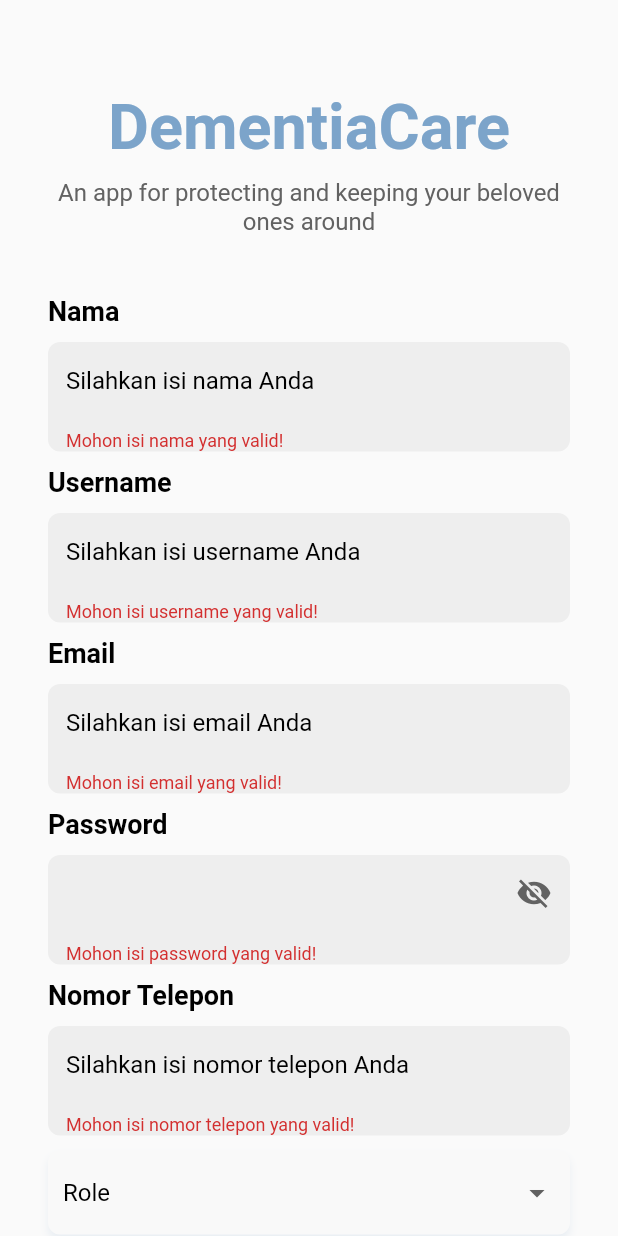
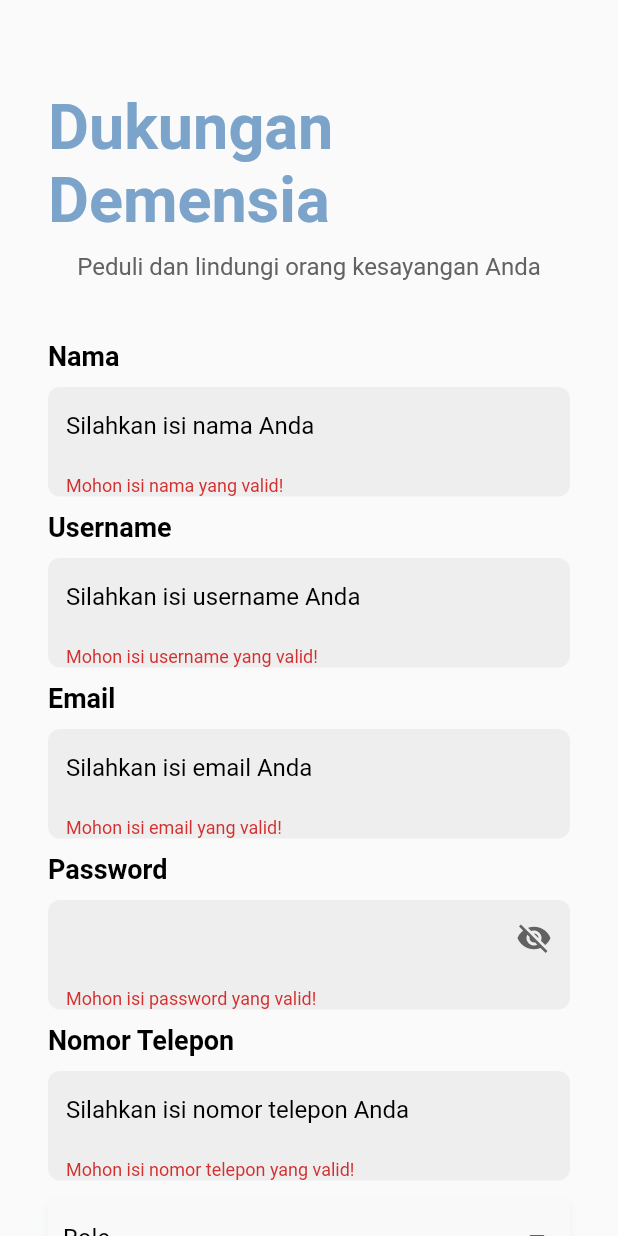
Before and after one commit to WaringWeraWanua/DukungDemensiaFE, a Flutter app: the screen it shows after launch, after a tap on "LOGIN", after a tap on "Register", after a tap on "REGISTER", on a phone screen of 412 x 824 dp. Run offline on Flutter 3.47's test engine with Material 2 defaults, Android fonts, the phone set to English and light mode, and no system bars; our stand-ins replace camera, firebase_core, firebase_storage, fluttertoast, permission_handler; missing offline and left inert: alarm; accounts and stored records are empty; network calls fail; Roboto replaces fonts that are missing (HelveticaNeue).

```diff
--- a/dukungan_demensia/lib/components/globals.dart
+++ b/dukungan_demensia/lib/components/globals.dart
@@ -4,3 +4,4 @@ String token = '';
 String id = '';
 String username = '';
 String role = '';
+String pairPhoneNumber = '';
--- a/dukungan_demensia/lib/models/auth_models.dart
+++ b/dukungan_demensia/lib/models/auth_models.dart
@@ -6,6 +6,7 @@ class User {
   String? email;
   String? name;
   String? phoneNumber;
+  String? password;
   String? role;
 
   User({
@@ -16,6 +17,7 @@ class User {
     this.email,
     this.name,
     this.phoneNumber,
+    this.password,
     this.role,
   });
 
@@ -27,6 +29,7 @@ class User {
     'email': email,
     'name': name,
     'phoneNumber': phoneNumber,
+    'password': password,
     'role': role,
   };
 
@@ -38,6 +41,7 @@ class User {
       username: json['username'] as String?,
       email: json['email'] as String?,
       name: json['name'] as String?,
+      password: json['password'] as String?,
       phoneNumber: json['phoneNumber'] as String?,
       role: json['role'] as String?,
     );
@@ -122,7 +126,7 @@ class RegisterResponseBody {
 
   factory RegisterResponseBody.fromJson(Map<String, dynamic> json) {
     return RegisterResponseBody(
-      user: json['user'] != null ? User.fromJson(json['user'] as Map<String, dynamic>) : null,
+      user: json != null ? User.fromJson(json as Map<String, dynamic>) : null,
     );
   }
 }
--- a/dukungan_demensia/lib/pages/caretaker_schedule.dart
+++ b/dukungan_demensia/lib/pages/caretaker_schedule.dart
@@ -182,13 +182,10 @@ class _DisplayPictureCaretakerState extends State<DisplayPictureCaretaker> {
     AcceptProofImageBody requestBody = AcceptProofImageBody(
       doneTime: date + "T" + time + "Z",
     );
-    print(requestBody.doneTime);
 
     final client = AcceptProofImage();
     try {
-      print("TEST");
       final response = await client.acceptProofImage(requestBody, widget.id!);
-      print(response);
       await Fluttertoast.showToast(
         msg: "Sukses menyetujui!",
         toastLength: Toast.LENGTH_LONG,
--- a/dukungan_demensia/lib/pages/edit_alarm.dart
+++ b/dukungan_demensia/lib/pages/edit_alarm.dart
@@ -111,16 +111,10 @@ class _ExampleAlarmEditScreenState extends State<ExampleAlarmEditScreen> {
         startTime: date + "T" + hour + ":" + minute + ":00.000Z",
         ringtoneType: assetAudio,
       );
-      print(requestBody);
-      print(selectedTime);
-      print(selectedTime.toString());
-      print(requestBody.startTime);
 
       final client = PostScheduleAPI();
       try {
-        print("MASUK kirim");
         final response = await client.postSchedule(requestBody);
-        print(response);
         await Fluttertoast.showToast(
           msg: "Register Successful!",
           toastLength: Toast.LENGTH_LONG,
--- a/dukungan_demensia/lib/pages/login_page.dart
+++ b/dukungan_demensia/lib/pages/login_page.dart
@@ -7,7 +7,6 @@ import 'package:flutter/material.dart';
 import 'package:fluttertoast/fluttertoast.dart';
 import '../widgets/layout/colors_layout.dart';
 import 'package:dukungan_demensia/components/globals.dart' as globals;
-import 'package:dukungan_demensia/pages/caretaker_schedule.dart';
 
 class LoginPage extends StatefulWidget {
   const LoginPage({Key? key}) : super(key: key);
@@ -47,17 +46,18 @@ class _LoginPageState extends State<LoginPage> {
         globals.id = response.user!.id!;
         globals.username = response.user!.username!;
         globals.role = response.user!.role!;
+
         await Fluttertoast.showToast(
           msg: "Login Successful!",
           toastLength: Toast.LENGTH_LONG,
           gravity: ToastGravity.CENTER,
         );
+
         if(globals.role == "PATIENT") {
           await Navigator.pushReplacementNamed(context, '/patient');
         } else {
           await Navigator.pushReplacementNamed(context, '/caregiver');
         }
-        // Navigator.pushNamed(context, '/home');
       } catch (e) {
         await Fluttertoast.showToast(
           msg: e.toString(),
@@ -90,9 +90,9 @@ class _LoginPageState extends State<LoginPage> {
                       children: [
                         Column(
                           children: [
-                            Text('DementiaCare', style: TextLayout.display42.copyWith(color: ColorLayout.brBlue50)),
+                            Text('Dukungan Demensia', style: TextLayout.display42.copyWith(color: ColorLayout.brBlue50)),
                             SizedBox(height: 12),
-                            Text('An app for protecting and keeping your beloved ones around', style: TextLayout.body16.copyWith(color: ColorLayout.black4), textAlign: TextAlign.center,),
+                            Text('Peduli dan lindungi orang kesayangan Anda', style: TextLayout.body16.copyWith(color: ColorLayout.black4), textAlign: TextAlign.center,),
                             SizedBox(height: 60),
                             Column(
                               crossAxisAlignment: CrossAxisAlignment.start,
--- a/dukungan_demensia/lib/pages/register_page.dart
+++ b/dukungan_demensia/lib/pages/register_page.dart
@@ -64,17 +64,15 @@ class _RegisterPageState extends State<RegisterPage> {
       if (careGiverUsername.isNotEmpty) {
         requestBody.careGiverUsername = careGiverUsername;
       }
-      print(requestBody.careGiverUsername);
       final client = RegisterApi();
       try {
         final response = await client.postRegister(requestBody);
-        print(response);
         await Fluttertoast.showToast(
           msg: "Register Successful!",
           toastLength: Toast.LENGTH_LONG,
           gravity: ToastGravity.CENTER,
         );
-        // Navigator.pushNamed(context, '/home');
+        Navigator.pushNamed(context, '/login');
       } catch (e) {
         await Fluttertoast.showToast(
           msg: e.toString(),
@@ -104,9 +102,9 @@ class _RegisterPageState extends State<RegisterPage> {
                     child: Column(
                       mainAxisAlignment: MainAxisAlignment.center,
                       children: [
-                        Text('DementiaCare', style: TextLayout.display42.copyWith(color: ColorLayout.brBlue50)),
+                        Text('Dukungan Demensia', style: TextLayout.display42.copyWith(color: ColorLayout.brBlue50)),
                         SizedBox(height: 10),
-                        Text('An app for protecting and keeping your beloved ones around', style: TextLayout.body16.copyWith(color: ColorLayout.black4), textAlign: TextAlign.center,),
+                        Text('Peduli dan lindungi orang kesayangan Anda', style: TextLayout.body16.copyWith(color: ColorLayout.black4), textAlign: TextAlign.center,),
                         SizedBox(height: 40),
                         Column(
                           crossAxisAlignment: CrossAxisAlignment.start,
--- a/dukungan_demensia/lib/services/proof_image_api.dart
+++ b/dukungan_demensia/lib/services/proof_image_api.dart
@@ -11,7 +11,6 @@ class ProofImage{
           "Content-Type": "application/json",
           "Authorization": "Bearer " + globals.token,
       });
-    //Map<String, dynamic> json = jsonDecode(res.body);
     print(res);
     print(res.body);
     if (res.statusCode == 200) {
@@ -33,7 +32,6 @@ class AcceptProofImage{
           "Authorization": "Bearer " + globals.token,
       });
     print("bip");
-    //Map<String, dynamic> json = jsonDecode(res.body);
     if (res.statusCode == 200) {
       return true;
     } else {
--- a/dukungan_demensia/pubspec.yaml
+++ b/dukungan_demensia/pubspec.yaml
@@ -29,6 +29,7 @@ environment:
 # versions available, run `flutter pub outdated`.
 dependencies:
   permission_handler: ^10.3.0
+  url_launcher: ^6.0.12
   android_alarm_manager_plus: ^3.0.1
   flutter:
     sdk: flutter
```
Also changed, not shown: dukungan_demensia/lib/pages/bottom_navbar_patient.dart (+24 -0 lines), dukungan_demensia/lib/pages/patient_schedule.dart (+0 -7 lines), dukungan_demensia/lib/services/auth_api.dart (+18 -1 lines), dukungan_demensia/lib/services/schedule_api.dart (+1 -9 lines), dukungan_demensia/pubspec.lock, 6 other files.
